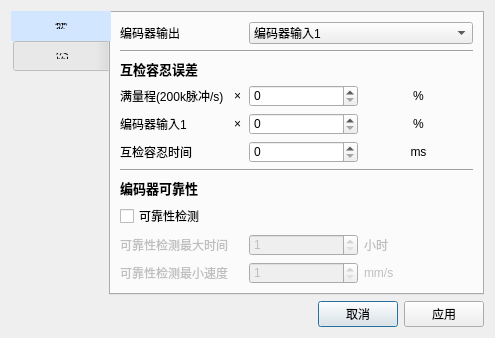
Qt form logic_view/logic_setting/speed_cross_check_setting.ui (su0814/qt_spc100) before a commit.
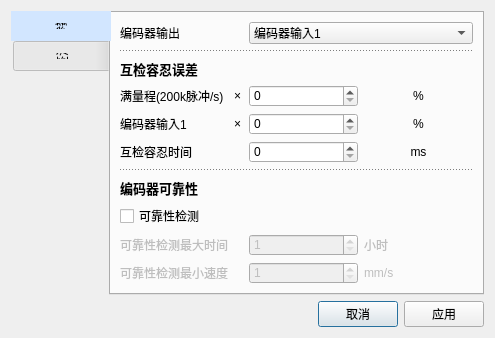
The same form after that commit.

```diff
--- a/logic_view/logic_setting/speed_cross_check_setting.ui
+++ b/logic_view/logic_setting/speed_cross_check_setting.ui
@@ -104,6 +104,9 @@
        </item>
        <item row="1" column="0" colspan="4">
         <widget class="Line" name="line">
+         <property name="styleSheet">
+          <string notr="true">border-top: 1px dotted;</string>
+         </property>
          <property name="orientation">
           <enum>Qt::Horizontal</enum>
          </property>
@@ -343,6 +346,9 @@
        </item>
        <item row="6" column="0" colspan="4">
         <widget class="Line" name="line_2">
+         <property name="styleSheet">
+          <string notr="true">border-top: 1px dotted;</string>
+         </property>
          <property name="orientation">
           <enum>Qt::Horizontal</enum>
          </property>
```
